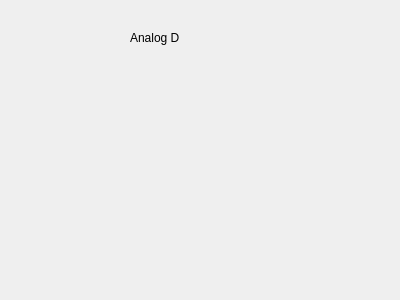
This is src/WhiskerToolbox/DataManager_Widget/AnalogTimeSeries_Widget/AnalogTimeSeries_Widget.ui in paulmthompson/WhiskerToolbox as Qt 5 draws it before an edit. The edited form follows.
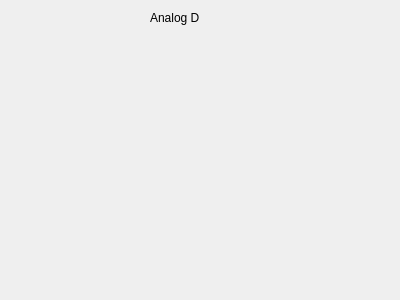
This is the edited form.

```diff
--- a/src/WhiskerToolbox/DataManager_Widget/AnalogTimeSeries_Widget/AnalogTimeSeries_Widget.ui
+++ b/src/WhiskerToolbox/DataManager_Widget/AnalogTimeSeries_Widget/AnalogTimeSeries_Widget.ui
@@ -16,8 +16,8 @@
   <widget class="QLabel" name="label">
    <property name="geometry">
     <rect>
-     <x>130</x>
-     <y>30</y>
+     <x>150</x>
+     <y>10</y>
      <width>49</width>
      <height>16</height>
     </rect>
```
